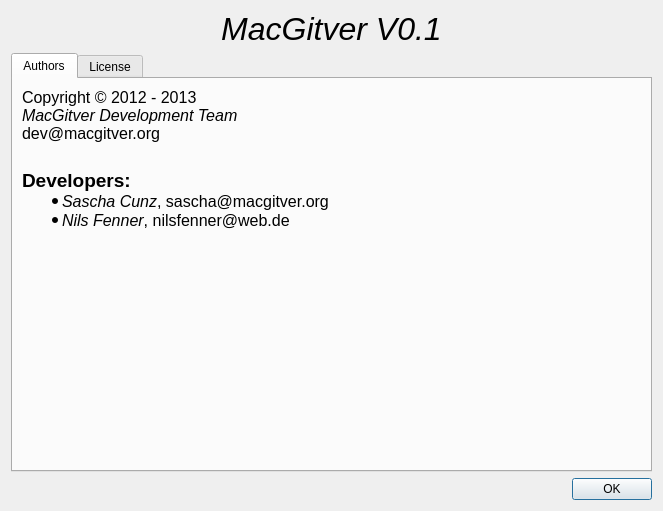
Old version of the form libMacGitverCore/App/AboutDlg.ui in the repository macgitver/MacGitver.
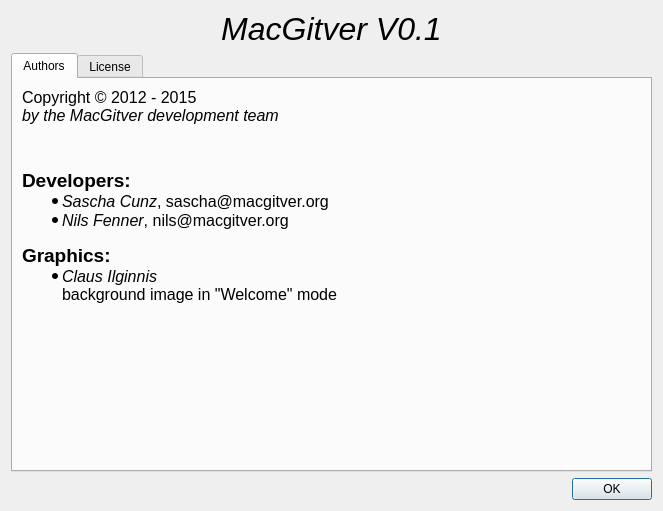
New version of the form.

Commit message: updated about dialog

Patch:
```diff
--- a/libMacGitverCore/App/AboutDlg.ui
+++ b/libMacGitverCore/App/AboutDlg.ui
@@ -43,15 +43,21 @@
        <item row="0" column="0">
         <widget class="QLabel" name="label_3">
          <property name="text">
-          <string>&lt;p style=&quot;font-size:12pt&quot;&gt;Copyright © 2012 - 2013&lt;br/&gt;
-&lt;i&gt;MacGitver Development Team&lt;/i&gt;&lt;br/&gt;
-dev@macgitver.org&lt;/p&gt;&lt;br/&gt;
+          <string>&lt;p style=&quot;font-size:12pt&quot;&gt;Copyright © 2012 - 2015&lt;br/&gt;
+&lt;i&gt;by the MacGitver development team&lt;/i&gt;&lt;br/&gt;
+&lt;/p&gt;&lt;br/&gt;
 
 &lt;b style=&quot;font-size: 14pt&quot;&gt;Developers:&lt;/b&gt;
 &lt;ul style=&quot;font-size: 12pt;margin: 0px;&quot;&gt;
 &lt;li&gt;&lt;i&gt;Sascha Cunz&lt;/i&gt;, sascha@macgitver.org&lt;/li&gt;
-&lt;li&gt;&lt;i&gt;Nils Fenner&lt;/i&gt;, nilsfenner@web.de&lt;/li&gt;
-&lt;/ul&gt;</string>
+&lt;li&gt;&lt;i&gt;Nils Fenner&lt;/i&gt;, nils@macgitver.org&lt;/li&gt;
+&lt;/ul&gt;&lt;br/&gt;
+
+&lt;b style=&quot;font-size: 14pt&quot;&gt;Graphics:&lt;/b&gt;
+&lt;ul style=&quot;font-size: 12pt;margin: 0px;&quot;&gt;
+&lt;li&gt;&lt;i&gt;Claus Ilginnis&lt;/i&gt;&lt;br/&gt;background image in &quot;Welcome&quot; mode&lt;/li&gt;
+&lt;/ul&gt;&lt;br/&gt;
+</string>
          </property>
          <property name="alignment">
           <set>Qt::AlignLeading|Qt::AlignLeft|Qt::AlignTop</set>
```
